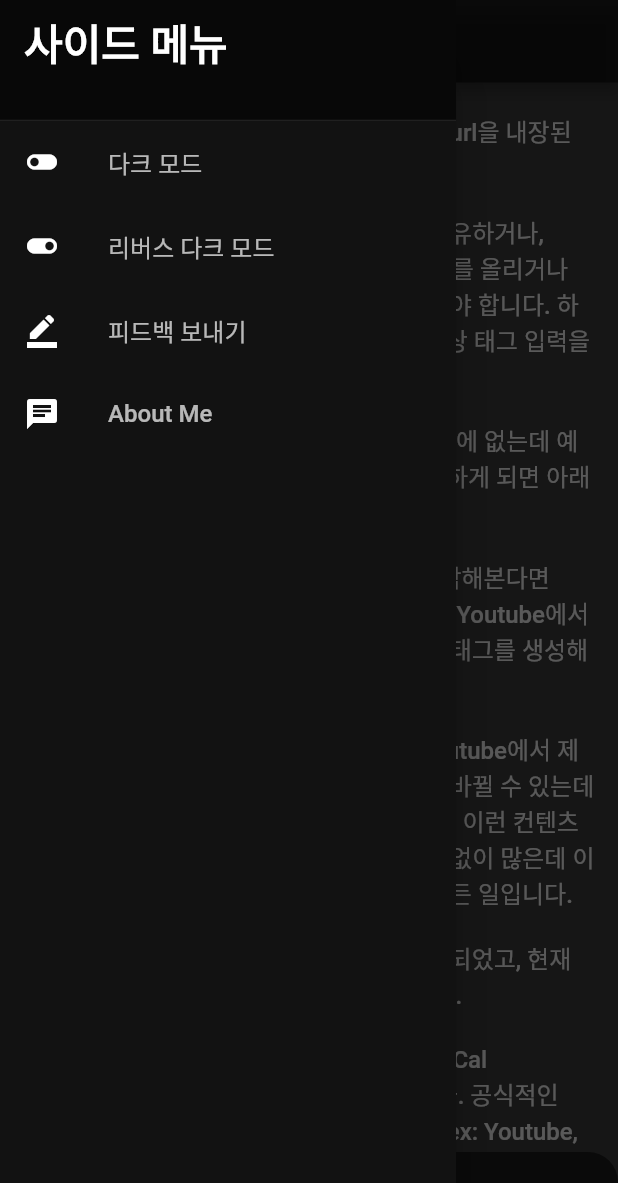
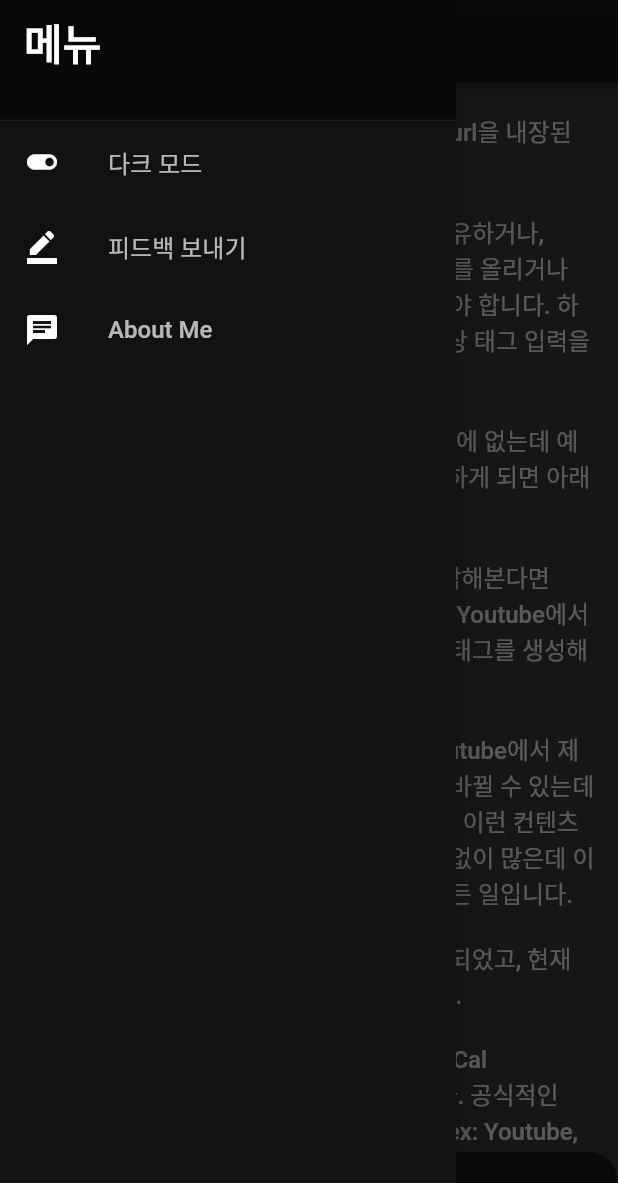
Before and after one commit to kimdw9983/oembed_flutter, a Flutter app: the screen it shows after launch, in the side drawer, after a tap on "다크 모드", on a phone screen of 412 x 824 dp. Shown: the top 1183 px of the screen. Run offline on Flutter 3.47's test engine with Material 2 defaults, Android fonts, the phone set to English and light mode, and no system bars; our stand-ins replace get, webview_flutter.

Commit message:
Update home.dart

```diff
--- a/lib/home.dart
+++ b/lib/home.dart
@@ -129,8 +129,15 @@ class BackContent extends StatelessWidget {
   }
 }
 
-class NavDrawer extends StatelessWidget {
+class NavDrawer extends StatefulWidget {
   const NavDrawer({Key? key}) : super(key: key);
+
+  @override
+  State<NavDrawer> createState() => _NavDrawerState();
+}
+
+class _NavDrawerState extends State<NavDrawer> {
+  bool isDarkMode = Get.theme.brightness == Brightness.dark;
 
   @override
   Widget build(BuildContext context) {
@@ -148,23 +155,19 @@ class NavDrawer extends StatelessWidget {
               decoration: BoxDecoration(
                 color: Theme.of(context).appBarTheme.backgroundColor
               ),
-              child: Text('사이드 메뉴',
+              child: Text('메뉴',
                 style: Theme.of(context).textTheme.headline1,
               ),
             ),
           ),
           ListTile(
-            leading: const Icon(Icons.toggle_off),
+            leading: Icon(isDarkMode ? Icons.toggle_on : Icons.toggle_off),
             title: const Text('다크 모드'),
             onTap: () => {
-              MyApp.of(context).changeTheme(ThemeMode.dark),
-            },
-          ),
-          ListTile(
-            leading: const Icon(Icons.toggle_on),
-            title: const Text('리버스 다크 모드'),
-            onTap: () => {
-              MyApp.of(context).changeTheme(ThemeMode.light),
+              MyApp.of(context).changeTheme(isDarkMode ? ThemeMode.light : ThemeMode.dark),
+              setState(() {
+                isDarkMode = !isDarkMode;
+              })
             },
           ),
           ListTile(
```
